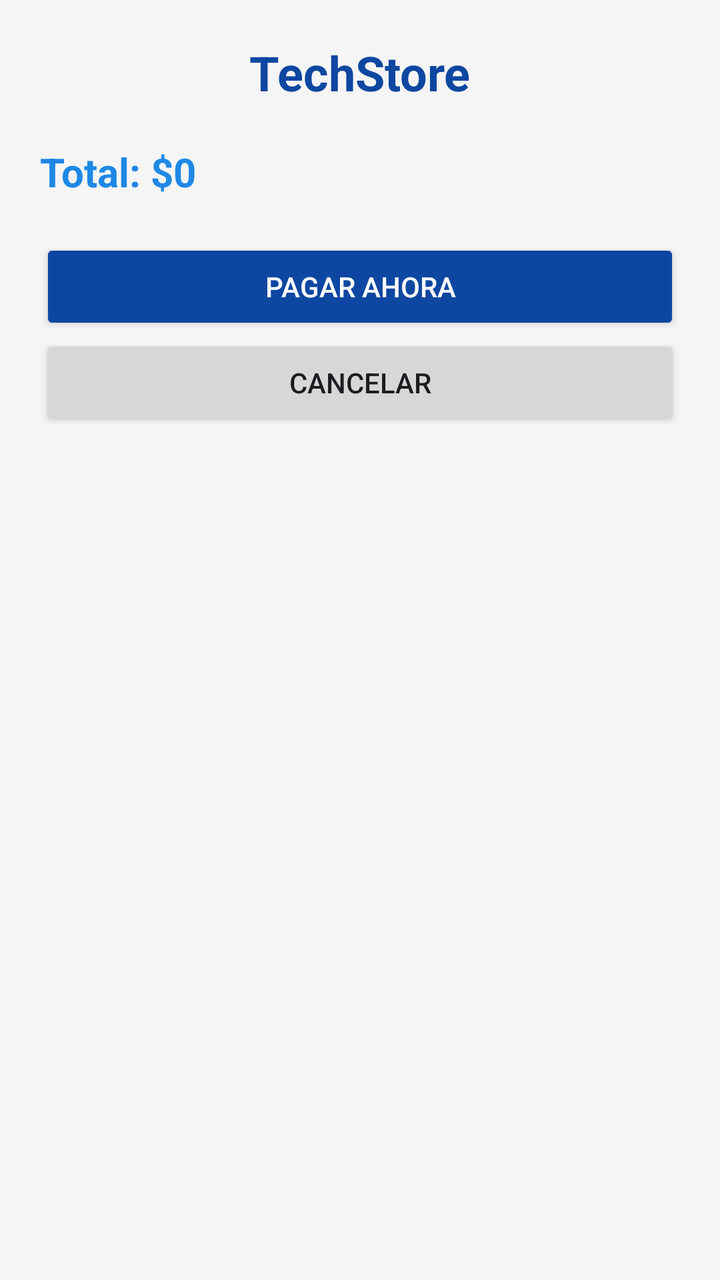
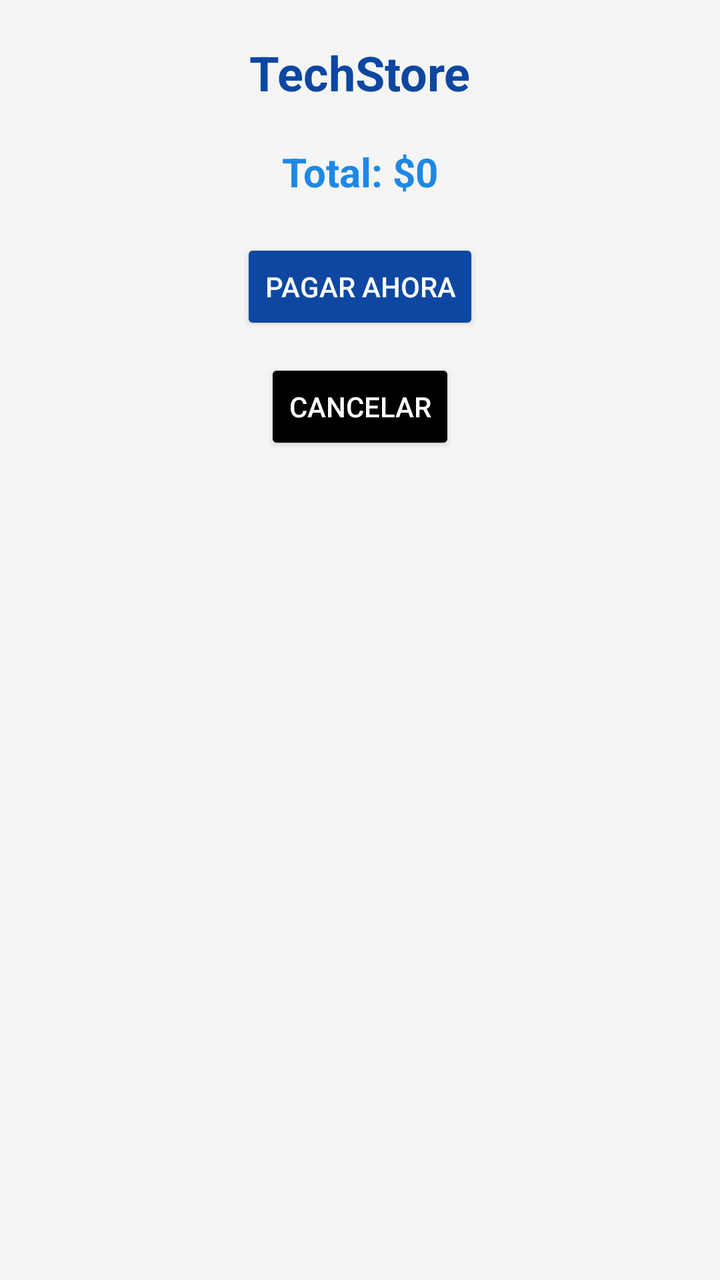

Compare the two renders of this Android layout. The source of the first and the diff that turns it into the second are given below.
<!-- AndroidManifest.xml: application theme Theme.TechStore -->
<!-- res/layout/activity_pago.xml -->
<?xml version="1.0" encoding="utf-8"?>
<LinearLayout
    xmlns:android="http://schemas.android.com/apk/res/android"
    android:orientation="vertical"
    android:background="@color/background"
    android:padding="20dp"
    android:layout_width="match_parent"
    android:layout_height="match_parent">

    <TextView
        android:text="@string/app_name"
        android:textSize="24sp"
        android:textStyle="bold"
        android:textColor="@color/primaryDark"
        android:layout_gravity="center"
        android:layout_marginBottom="20dp"
        android:layout_width="wrap_content"
        android:layout_height="wrap_content"/>

    <TextView
        android:id="@+id/txtTotalPago"
        android:text="@string/total_default"
        android:textSize="20sp"
        android:textStyle="bold"
        android:textColor="@color/primary"
        android:layout_marginBottom="20dp"
        android:layout_width="wrap_content"
        android:layout_height="wrap_content"/>

    <Button
        android:id="@+id/btnPagar"
        android:text="@string/pagar_ahora"
        android:backgroundTint="@color/primaryDark"
        android:textColor="@color/white"
        android:layout_width="match_parent"
        android:layout_height="wrap_content"/>

    <Button
        android:id="@+id/btnVolver"
        android:text="@string/cancelar"
        android:layout_width="match_parent"
        android:layout_height="wrap_content"/>

</LinearLayout>
<!-- resources referenced by this layout -->
<resources>
  <color name="background">#F5F5F5</color>
  <color name="primary">#1E88E5</color>
  <color name="primaryDark">#0D47A1</color>
  <color name="white">#FFFFFF</color>
  <string name="app_name">TechStore</string>
  <string name="cancelar">Cancelar</string>
  <string name="pagar_ahora">Pagar ahora</string>
  <string name="total_default">Total: $0</string>
  <style name="Theme.TechStore" parent="Base.Theme.TechStore" />
  <style name="Base.Theme.TechStore" parent="Theme.Material3.DayNight.NoActionBar">
          
          
      </style>
</resources>

<!-- the commit's change to res/layout/activity_pago.xml (unified diff, before → after) -->
@@ -4,6 +4,7 @@
     android:orientation="vertical"
     android:background="@color/background"
     android:padding="20dp"
+    android:gravity="center_horizontal"
     android:layout_width="match_parent"
     android:layout_height="match_parent">
 
@@ -32,13 +33,18 @@
         android:text="@string/pagar_ahora"
         android:backgroundTint="@color/primaryDark"
         android:textColor="@color/white"
-        android:layout_width="match_parent"
+        android:minHeight="48dp"
+        android:layout_marginBottom="12dp"
+        android:layout_width="wrap_content"
         android:layout_height="wrap_content"/>
 
     <Button
         android:id="@+id/btnVolver"
         android:text="@string/cancelar"
-        android:layout_width="match_parent"
+        android:backgroundTint="@color/black"
+        android:textColor="@color/white"
+        android:minHeight="48dp"
+        android:layout_width="wrap_content"
         android:layout_height="wrap_content"/>
 
 </LinearLayout>
<!-- resource entries referenced after the edit -->
@@ -1,6 +1,7 @@
 <!-- resources referenced by this layout -->
 <resources>
   <color name="background">#F5F5F5</color>
+  <color name="black">#000000</color>
   <color name="primary">#1E88E5</color>
   <color name="primaryDark">#0D47A1</color>
   <color name="white">#FFFFFF</color>
